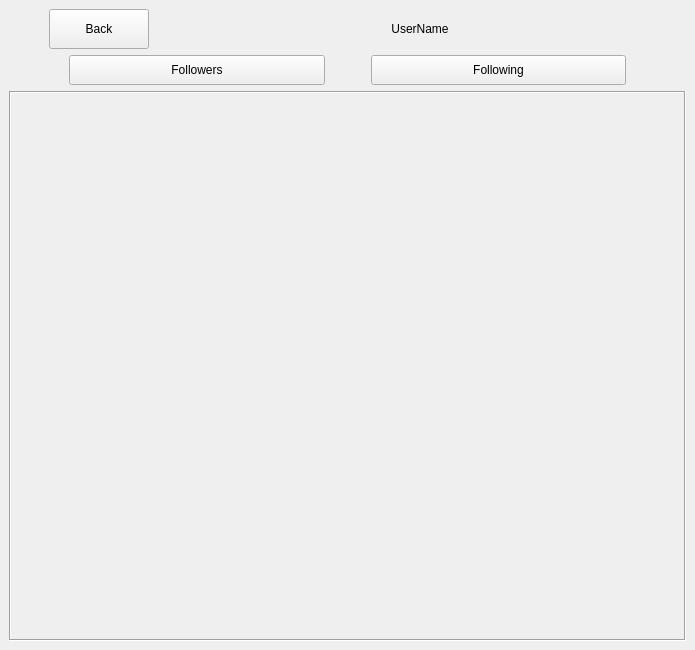
Old version of the form Paxel/following.ui in the repository ClownKingWalrus/PAXEL.
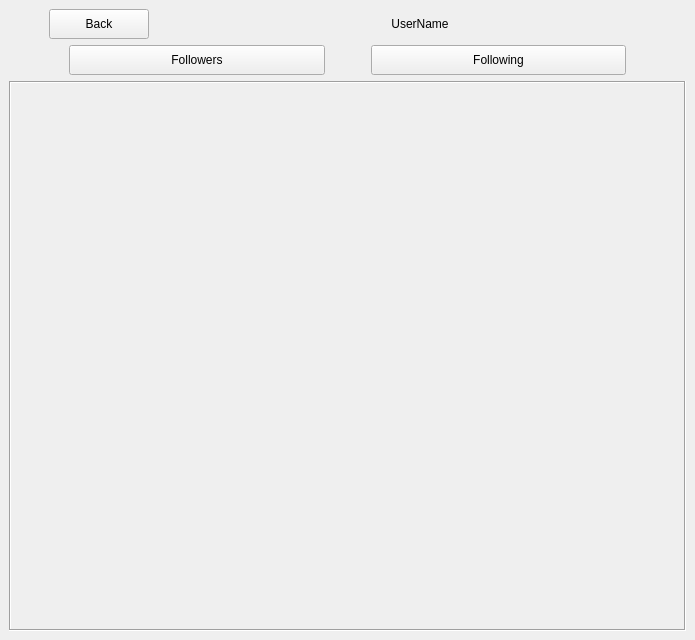
New version of the form.

The edit to the form file:
```diff
--- a/Paxel/following.ui
+++ b/Paxel/following.ui
@@ -41,7 +41,7 @@
         <property name="minimumSize">
          <size>
           <width>70</width>
-          <height>40</height>
+          <height>30</height>
          </size>
         </property>
         <property name="maximumSize">
```
